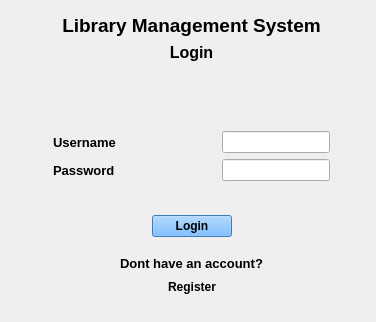
Qt form ui/login_page.ui (mursalatul/library-management-system) before a commit.
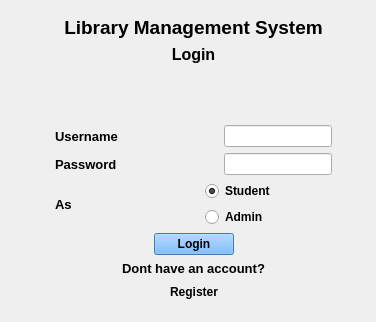
The same form after that commit.

Commit message: added radio button support for admin login

Diff of the .ui file:
```diff
--- a/ui/login_page.ui
+++ b/ui/login_page.ui
@@ -2,6 +2,14 @@
 <ui version="4.0">
  <class>MainWindow</class>
  <widget class="QMainWindow" name="MainWindow">
+  <property name="geometry">
+   <rect>
+    <x>0</x>
+    <y>0</y>
+    <width>376</width>
+    <height>322</height>
+   </rect>
+  </property>
   <property name="minimumSize">
    <size>
     <width>376</width>
@@ -27,30 +35,17 @@
    <string>MainWindow</string>
   </property>
   <widget class="QWidget" name="centralwidget">
-   <widget class="QWidget" name="widget" native="true">
-    <property name="geometry">
-     <rect>
-      <x>0</x>
-      <y>0</y>
-      <width>376</width>
-      <height>322</height>
-     </rect>
-    </property>
-    <property name="styleSheet">
-     <string notr="true"/>
-    </property>
-   </widget>
    <widget class="QWidget" name="">
     <property name="geometry">
      <rect>
-      <x>53</x>
-      <y>14</y>
+      <x>55</x>
+      <y>16</y>
       <width>277</width>
-      <height>283</height>
+      <height>286</height>
      </rect>
     </property>
-    <layout class="QVBoxLayout" name="verticalLayout_5">
-     <item>
+    <layout class="QGridLayout" name="gridLayout">
+     <item row="0" column="0">
       <layout class="QVBoxLayout" name="verticalLayout_4">
        <item>
         <widget class="QLabel" name="heading_label">
@@ -88,7 +83,7 @@
        </item>
       </layout>
      </item>
-     <item>
+     <item row="1" column="0">
       <spacer name="verticalSpacer_4">
        <property name="orientation">
         <enum>Qt::Vertical</enum>
@@ -101,11 +96,7 @@
        </property>
       </spacer>
      </item>
-     <item>
-      <layout class="QVBoxLayout" name="verticalLayout_3">
-       <item>
-        <layout class="QVBoxLayout" name="verticalLayout">
-         <item>
+     <item row="2" column="0">
           <layout class="QHBoxLayout" name="horizontalLayout">
            <item>
             <widget class="QLabel" name="label_username_login_page">
@@ -142,7 +133,7 @@
            </item>
           </layout>
          </item>
-         <item>
+     <item row="3" column="0">
           <layout class="QHBoxLayout" name="horizontalLayout_2">
            <item>
             <widget class="QLabel" name="label_password_login_page">
@@ -176,22 +167,110 @@
            </item>
           </layout>
          </item>
-        </layout>
+     <item row="4" column="0">
+      <layout class="QHBoxLayout" name="horizontalLayout_7">
+       <item>
+        <widget class="QLabel" name="label_as">
+         <property name="font">
+          <font>
+           <pointsize>10</pointsize>
+           <weight>75</weight>
+           <bold>true</bold>
+          </font>
+         </property>
+         <property name="text">
+          <string>As</string>
+         </property>
+         <property name="alignment">
+          <set>Qt::AlignLeading|Qt::AlignLeft|Qt::AlignVCenter</set>
+         </property>
+        </widget>
        </item>
        <item>
-        <spacer name="verticalSpacer">
+        <spacer name="horizontalSpacer_7">
          <property name="orientation">
-          <enum>Qt::Vertical</enum>
+          <enum>Qt::Horizontal</enum>
          </property>
          <property name="sizeHint" stdset="0">
           <size>
-           <width>20</width>
-           <height>28</height>
+           <width>30</width>
+           <height>20</height>
           </size>
          </property>
         </spacer>
        </item>
        <item>
+        <layout class="QVBoxLayout" name="verticalLayout">
+         <item>
+          <layout class="QHBoxLayout" name="horizontalLayout_5">
+           <item>
+            <widget class="QRadioButton" name="radioButton_student">
+             <property name="font">
+              <font>
+               <pointsize>9</pointsize>
+               <weight>75</weight>
+               <bold>true</bold>
+              </font>
+             </property>
+             <property name="text">
+              <string>Student</string>
+             </property>
+             <property name="checked">
+              <bool>true</bool>
+             </property>
+            </widget>
+           </item>
+           <item>
+            <spacer name="horizontalSpacer_8">
+             <property name="orientation">
+              <enum>Qt::Horizontal</enum>
+             </property>
+             <property name="sizeHint" stdset="0">
+              <size>
+               <width>40</width>
+               <height>20</height>
+              </size>
+             </property>
+            </spacer>
+           </item>
+          </layout>
+         </item>
+         <item>
+          <layout class="QHBoxLayout" name="horizontalLayout_6">
+           <item>
+            <widget class="QRadioButton" name="radioButton_admin">
+             <property name="font">
+              <font>
+               <pointsize>9</pointsize>
+               <weight>75</weight>
+               <bold>true</bold>
+              </font>
+             </property>
+             <property name="text">
+              <string>Admin</string>
+             </property>
+            </widget>
+           </item>
+           <item>
+            <spacer name="horizontalSpacer_9">
+             <property name="orientation">
+              <enum>Qt::Horizontal</enum>
+             </property>
+             <property name="sizeHint" stdset="0">
+              <size>
+               <width>40</width>
+               <height>20</height>
+              </size>
+             </property>
+            </spacer>
+           </item>
+          </layout>
+         </item>
+        </layout>
+       </item>
+      </layout>
+     </item>
+     <item row="5" column="0">
         <layout class="QHBoxLayout" name="horizontalLayout_4">
          <item>
           <spacer name="horizontalSpacer_3">
@@ -237,20 +316,7 @@
          </item>
         </layout>
        </item>
-       <item>
-        <spacer name="verticalSpacer_2">
-         <property name="orientation">
-          <enum>Qt::Vertical</enum>
-         </property>
-         <property name="sizeHint" stdset="0">
-          <size>
-           <width>17</width>
-           <height>13</height>
-          </size>
-         </property>
-        </spacer>
-       </item>
-       <item>
+     <item row="6" column="0">
         <layout class="QVBoxLayout" name="verticalLayout_2">
          <item>
           <widget class="QLabel" name="label_dont_have_an_account">
@@ -323,8 +389,6 @@
               </size>
              </property>
             </spacer>
-           </item>
-          </layout>
          </item>
         </layout>
        </item>
```
Lines whose indentation alone changed are shown as unchanged.
